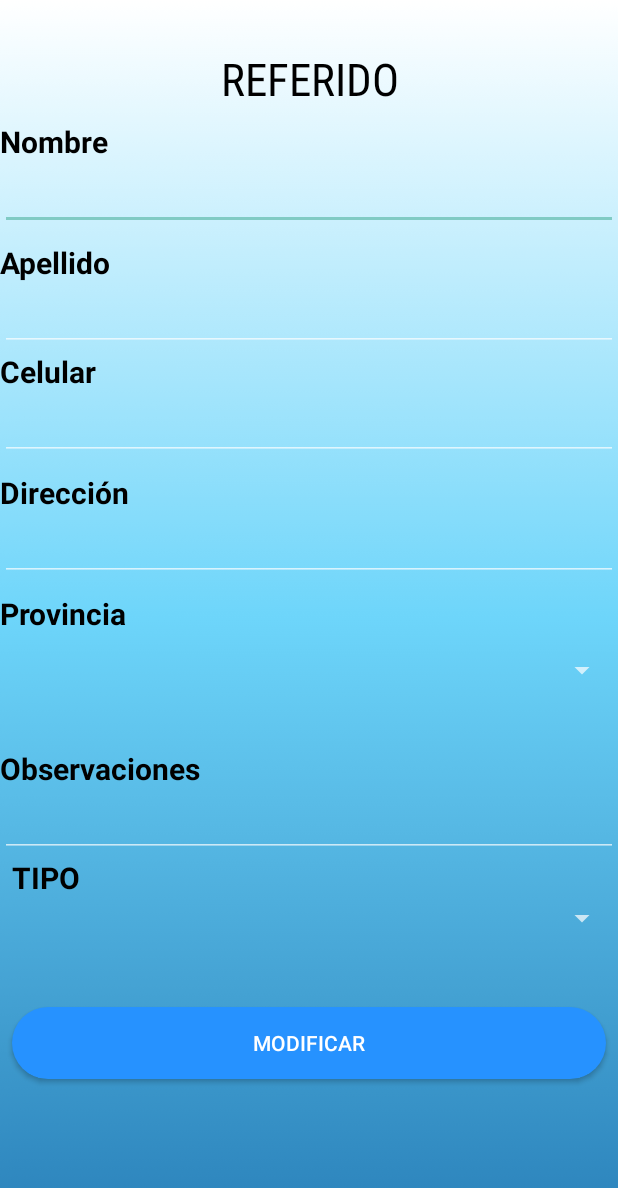
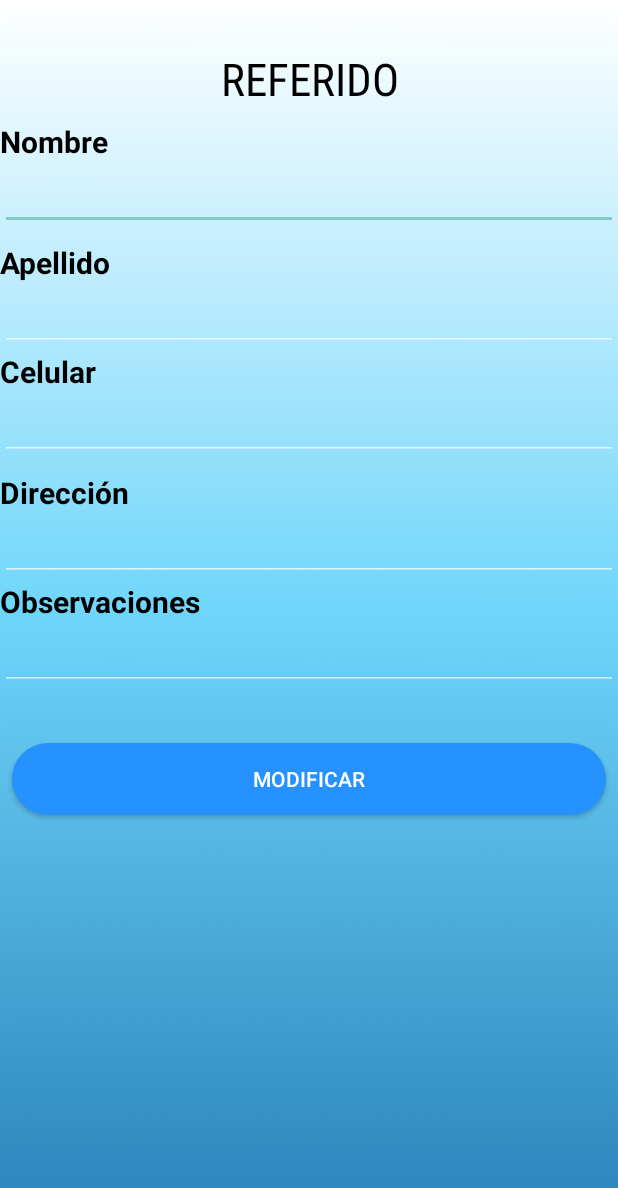
Before and after one commit to JuanCuaycal/HughesNetApp, an Android app: the Modify_Client screen opened directly, with no data from a screen before it, on a phone screen of 412 x 824 dp. Shown: the top 1188 px of the screen. Run offline under Robolectric (Android 15) with nearby library versions, the phone set to English and light mode, and no system bars; libraries missing offline, so code that uses them is left out: retrofit.client.

Commit message:
modify user

```diff
--- a/app/src/main/java/com/hughesnet/hughesnetapp/Modify_Client.java
+++ b/app/src/main/java/com/hughesnet/hughesnetapp/Modify_Client.java
@@ -3,9 +3,11 @@ package com.hughesnet.hughesnetapp;
 import androidx.appcompat.app.AppCompatActivity;
 
 import android.content.Context;
+import android.content.Intent;
 import android.content.SharedPreferences;
 import android.os.Bundle;
 import android.util.Log;
+import android.view.View;
 import android.widget.Button;
 import android.widget.EditText;
 import android.widget.ImageView;
@@ -17,24 +19,104 @@ import android.widget.Toast;
 import com.bumptech.glide.Glide;
 import com.hughesnet.hughesnetapp.api.ApiAsesor;
 import com.hughesnet.hughesnetapp.api.ApiClient;
+import com.hughesnet.hughesnetapp.api.ApiInsertClient;
+import com.hughesnet.hughesnetapp.api.ApiModifyClient;
 import com.hughesnet.hughesnetapp.api.ApiProfile;
 import com.hughesnet.hughesnetapp.model.Advisor;
 import com.hughesnet.hughesnetapp.model.Asesor;
 
 import java.util.List;
 
+import retrofit.Callback;
+import retrofit.RestAdapter;
+import retrofit.RetrofitError;
+import retrofit.client.Response;
 import retrofit2.Call;
 
 public class Modify_Client extends AppCompatActivity {
     private ApiAsesor apiInterface;
     private List<Asesor> asesores;
-
+    public static final String  ROOT_URL="http://trainingcomercial.com/HughesNetApp/InsertClient";
     @Override
     protected void onCreate(Bundle savedInstanceState) {
         super.onCreate(savedInstanceState);
 
         setContentView(R.layout.activity_modify__client);
         chargeandfillText();
+        Button btnf=findViewById(R.id.id_button_reclutar);
+        btnf.setOnClickListener(new View.OnClickListener() {
+            @Override
+            public void onClick(View view) {
+
+                EditText n= findViewById(R.id.id_name_client);
+                EditText a=findViewById(R.id.id_surname_client);
+                EditText p=findViewById(R.id.id_phone_client);
+
+                EditText ob=findViewById(R.id.id_observ_client);
+                EditText ad=findViewById(R.id.id_lat);
+
+                String address=ad.getText().toString();
+                String observation=ob.getText().toString();
+
+                String name=n.getText().toString().trim();
+                String Ap=a.getText().toString();
+                String ph=p.getText().toString();
+                SharedPreferences preferences=getSharedPreferences("login", Context.MODE_PRIVATE);
+
+                String dni=preferences.getString("dni","def");
+
+
+
+                if(name.length()>2&&a.length()>2&&ph.length()>=9&&address.length()>=3){
+
+                    RestAdapter adapter=new RestAdapter.Builder()
+                            .setEndpoint(ROOT_URL)
+                            .build();
+
+
+                    ApiModifyClient api=adapter.create(ApiModifyClient.class);
+                    api.insertclient(
+                            dni,
+                            name,
+                            Ap,
+                            ph,
+                            address,
+                            observation,
+
+                            new Callback<Response>() {
+                                @Override
+                                public void success(Response response, Response response2) {
+
+                                    Toast.makeText(Modify_Client.this, "Cliente Modificado", Toast.LENGTH_SHORT).show();
+
+                                    Intent intent=new Intent(view.getContext(),Referidos.class);
+                                    startActivityForResult(intent,0);
+
+
+
+                                }
+
+                                @Override
+                                public void failure(RetrofitError error) {
+
+                                    Toast.makeText(Modify_Client.this, "Algo ocurrio, vuelva a intentarlo", Toast.LENGTH_SHORT).show();
+
+                                }
+                            }
+
+
+                    );
+
+
+
+
+                }else{
+
+                    Toast.makeText(Modify_Client.this, "Hay incongruencia de datos", Toast.LENGTH_SHORT).show();
+                }
+
+            }
+        });
     }
 
     private void chargeandfillText() {
@@ -43,12 +125,10 @@ public class Modify_Client extends AppCompatActivity {
         EditText n= findViewById(R.id.id_name_client);
         EditText a=findViewById(R.id.id_surname_client);
         EditText p=findViewById(R.id.id_phone_client);
-        Spinner pr=findViewById(R.id.id_spinner_province_client);
+
         EditText ob=findViewById(R.id.id_observ_client);
 
        EditText txl=findViewById(R.id.id_lat);
-        RadioGroup grcl=findViewById(R.id.id_radio_group_client);
-        Spinner tipes=findViewById(R.id.spinner);
 
 
 
--- /dev/null
+++ b/app/src/main/java/com/hughesnet/hughesnetapp/api/ApiModifyClient.java
@@ -0,0 +1,26 @@
+package com.hughesnet.hughesnetapp.api;
+
+import retrofit.Callback;
+import retrofit.client.Response;
+import retrofit.http.Field;
+import retrofit.http.FormUrlEncoded;
+import retrofit.http.POST;
+
+public interface ApiModifyClient {
+    @FormUrlEncoded
+    @POST("/modifyclient.php" +
+            "")
+    public  void insertclient(
+            @Field("id_advisor") String id_advisor,
+            @Field("name") String name,
+            @Field("surname") String surname,
+            @Field("phone") String phone,
+            @Field("address") String address,
+            @Field("observation") String observation,
+
+
+            Callback<Response> callback
+    );
+
+
+}
--- a/app/src/main/res/layout/activity_modify__client.xml
+++ b/app/src/main/res/layout/activity_modify__client.xml
@@ -10,23 +10,6 @@
     <androidx.constraintlayout.widget.ConstraintLayout
         android:layout_width="match_parent"
         android:layout_height="wrap_content">
-
-        <TextView
-            android:id="@+id/textView45"
-            android:layout_width="match_parent"
-            android:layout_height="wrap_content"
-            android:layout_marginStart="8dp"
-            android:layout_marginLeft="8dp"
-            android:layout_marginEnd="8dp"
-            android:layout_marginRight="8dp"
-            android:text="TIPO"
-            android:textColor="#000000"
-            android:textSize="20sp"
-            android:textStyle="bold"
-            app:layout_constraintEnd_toEndOf="parent"
-            app:layout_constraintHorizontal_bias="1.0"
-            app:layout_constraintStart_toStartOf="parent"
-            app:layout_constraintTop_toBottomOf="@+id/id_observ_client"></TextView>
 
 
         <TextView
@@ -139,28 +122,6 @@
             app:layout_constraintTop_toBottomOf="@+id/textView26" />
 
         <TextView
-            android:id="@+id/textView18"
-            android:layout_width="match_parent"
-            android:layout_height="wrap_content"
-            android:layout_marginTop="8dp"
-            android:text="Provincia"
-            android:textColor="#000000"
-            android:textSize="20sp"
-            android:textStyle="bold"
-            app:layout_constraintEnd_toEndOf="parent"
-            app:layout_constraintStart_toStartOf="parent"
-            app:layout_constraintTop_toBottomOf="@+id/id_long" />
-
-        <Spinner
-            android:id="@+id/id_spinner_province_client"
-            android:layout_width="match_parent"
-            android:layout_height="48dp"
-            app:layout_constraintEnd_toEndOf="parent"
-            app:layout_constraintHorizontal_bias="0.0"
-            app:layout_constraintStart_toStartOf="parent"
-            app:layout_constraintTop_toBottomOf="@+id/textView18" />
-
-        <TextView
             android:id="@+id/textView19"
             android:layout_width="match_parent"
             android:layout_height="wrap_content"
@@ -196,7 +157,6 @@
             android:id="@+id/textView20"
             android:layout_width="match_parent"
             android:layout_height="wrap_content"
-            android:layout_marginTop="28dp"
             android:text="Observaciones"
             android:textColor="#000000"
             android:textSize="20sp"
@@ -204,7 +164,7 @@
             app:layout_constraintEnd_toEndOf="parent"
             app:layout_constraintHorizontal_bias="0.0"
             app:layout_constraintStart_toStartOf="parent"
-            app:layout_constraintTop_toBottomOf="@+id/id_spinner_province_client" />
+            app:layout_constraintTop_toBottomOf="@+id/id_lat" />
 
         <EditText
             android:id="@+id/id_observ_client"
@@ -221,20 +181,11 @@
             android:id="@+id/id_json"
             android:layout_width="match_parent"
             android:layout_height="wrap_content"
-            android:layout_marginTop="12dp"
             android:text="TextView"
             android:visibility="invisible"
-            app:layout_constraintEnd_toEndOf="@+id/spinner"
-            app:layout_constraintHorizontal_bias="1.0"
+            app:layout_constraintEnd_toEndOf="parent"
             app:layout_constraintStart_toStartOf="parent"
-            app:layout_constraintTop_toBottomOf="@+id/spinner" />
+            app:layout_constraintTop_toBottomOf="@+id/id_observ_client" />
 
-        <Spinner
-            android:id="@+id/spinner"
-            android:layout_width="match_parent"
-            android:layout_height="wrap_content"
-            android:layout_marginTop="1dp"
-            app:layout_constraintEnd_toEndOf="parent"
-            app:layout_constraintTop_toBottomOf="@+id/textView45" />
     </androidx.constraintlayout.widget.ConstraintLayout>
 </ScrollView>
```
Also changed, not shown: app/src/main/java/com/hughesnet/hughesnetapp/valid_loggin.java (+41 -3 lines).
